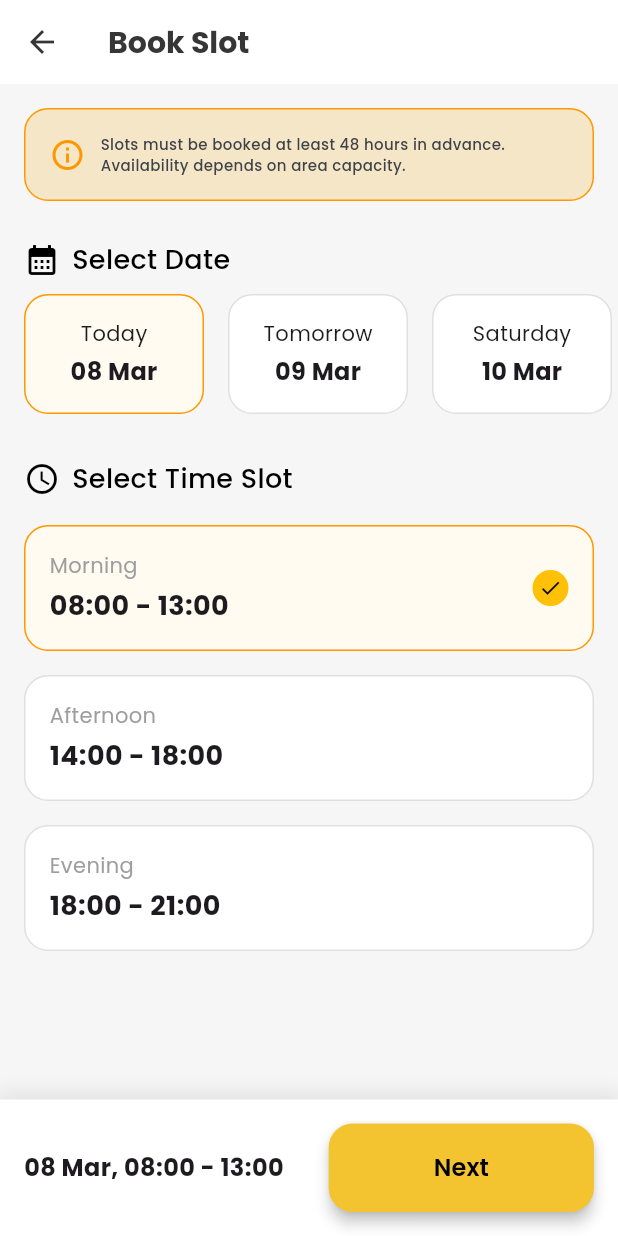
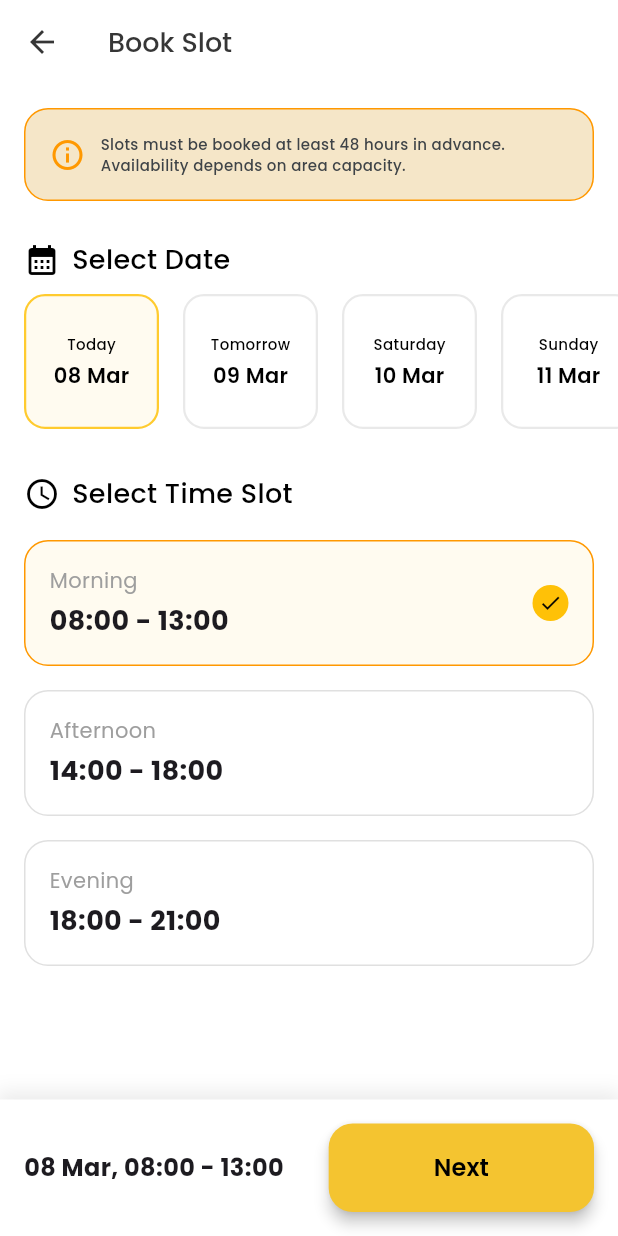
Before and after one commit to Arjun-52/Autozy_, a Flutter app: the HomeScreen screen opened directly, after a tap on "Book Slot", on a phone screen of 412 x 824 dp. Run offline on Flutter 3.47's test engine with Material 3 defaults, Android fonts, the phone set to English and light mode, and no system bars; our stand-ins replace flutter_svg, go_router, image_picker; accounts and stored records are empty.

```diff
--- a/lib/features/auth/screens/otp_screen.dart
+++ b/lib/features/auth/screens/otp_screen.dart
@@ -67,7 +67,7 @@ class _OtpScreenState extends State<OtpScreen> {
 
               Text(
                 "We have sent a verification code to",
-                style: AppTextStyles.headline3,
+                style: TextStyle(fontSize: 16, fontWeight: FontWeight.w500),
                 textAlign: TextAlign.center,
               ),
 
@@ -76,8 +76,8 @@ class _OtpScreenState extends State<OtpScreen> {
               Text(
                 "+91 ${widget.phone}",
                 style: const TextStyle(
-                  fontSize: 20,
-                  fontWeight: FontWeight.bold,
+                  fontSize: 16,
+                  fontWeight: FontWeight.w500,
                 ),
               ),
 
@@ -86,7 +86,7 @@ class _OtpScreenState extends State<OtpScreen> {
               const Text(
                 "Enter The Code",
                 style: TextStyle(
-                  fontSize: 25,
+                  fontSize: 24,
                   fontWeight: FontWeight.w600,
                   color: Colors.black,
                 ),
--- a/lib/features/auth/widgets/otp_header.dart
+++ b/lib/features/auth/widgets/otp_header.dart
@@ -17,7 +17,10 @@ class OtpHeader extends StatelessWidget {
 
         Text(
           "OTP Verification",
-          style: AppTextStyles.title.copyWith(fontSize: 20),
+          style: AppTextStyles.title.copyWith(
+            fontSize: 18,
+            fontWeight: FontWeight.w600,
+          ),
         ),
       ],
     );
--- a/lib/features/booking/screens/book_slot_screen.dart
+++ b/lib/features/booking/screens/book_slot_screen.dart
@@ -33,9 +33,12 @@ class _BookSlotScreenState extends State<BookSlotScreen> {
   @override
   Widget build(BuildContext context) {
     return Scaffold(
-      backgroundColor: const Color(0xffF6F6F6),
+      backgroundColor: const Color(0xffFFFFFF),
       appBar: AppBar(
-        title: const Text("Book Slot"),
+        title: const Text(
+          "Book Slot",
+          style: TextStyle(fontSize: 18, fontWeight: FontWeight.w500),
+        ),
         backgroundColor: Colors.white,
         elevation: 0,
         foregroundColor: Colors.black,
--- a/lib/features/booking/widgets/date_selector.dart
+++ b/lib/features/booking/widgets/date_selector.dart
@@ -15,7 +15,7 @@ class DateSelector extends StatelessWidget {
   @override
   Widget build(BuildContext context) {
     return SizedBox(
-      height: 80,
+      height: 90,
       child: ListView.builder(
         scrollDirection: Axis.horizontal,
         itemCount: dates.length,
@@ -25,25 +25,46 @@ class DateSelector extends StatelessWidget {
           return GestureDetector(
             onTap: () => onDateSelected(index),
             child: Container(
-              width: 120,
+              width: 90,
+
               margin: const EdgeInsets.only(left: 16),
+
+              padding: const EdgeInsets.fromLTRB(16, 10, 16, 10),
+
               decoration: BoxDecoration(
                 color: selected ? const Color(0xFFFFFBF0) : Colors.white,
-                borderRadius: BorderRadius.circular(16),
+
+                borderRadius: BorderRadius.circular(14),
+
                 border: Border.all(
-                  color: selected ? Colors.orange : Colors.grey.shade300,
+                  color: selected
+                      ? const Color(0xFFFFCB2F)
+                      : const Color(0xFFE9E9E9),
+                  width: 1.5,
                 ),
               ),
+
               child: Column(
+                mainAxisSize: MainAxisSize.min,
                 mainAxisAlignment: MainAxisAlignment.center,
                 children: [
-                  Text(dates[index]["day"]!),
+                  Text(
+                    dates[index]["day"]!,
+                    style: const TextStyle(
+                      fontSize: 10,
+                      fontWeight: FontWeight.w500,
+                      color: Colors.black,
+                    ),
+                  ),
+
                   const SizedBox(height: 4),
+
                   Text(
                     dates[index]["date"]!,
                     style: const TextStyle(
-                      fontWeight: FontWeight.bold,
-                      fontSize: 16,
+                      fontSize: 14,
+                      fontWeight: FontWeight.w600,
+                      color: Colors.black,
                     ),
                   ),
                 ],
--- a/lib/features/home/screens/home_screen.dart
+++ b/lib/features/home/screens/home_screen.dart
@@ -81,10 +81,10 @@ class HomeScreen extends StatelessWidget {
                   width: 24,
                 ),
                 title: "Book Slot",
-                fullWidth: true,
                 onTap: () {
                   context.pushNamed('bookSlot');
                 },
+                fullWidth: true,
               ),
 
               const SizedBox(height: 20),
--- a/lib/features/home/widgets/explore_card.dart.dart
+++ b/lib/features/home/widgets/explore_card.dart.dart
@@ -3,34 +3,40 @@ import 'package:flutter/material.dart';
 class ExploreCard extends StatelessWidget {
   final Widget icon;
   final String title;
-  final bool fullWidth;
   final VoidCallback? onTap;
   final bool isSelected;
+  final bool fullWidth;
 
   const ExploreCard({
     super.key,
     required this.icon,
     required this.title,
-    this.fullWidth = false,
     this.onTap,
     this.isSelected = false,
+    this.fullWidth = false,
   });
 
   @override
   Widget build(BuildContext context) {
     return GestureDetector(
       onTap: onTap,
-      child: AnimatedContainer(
-        duration: const Duration(milliseconds: 200),
-        padding: const EdgeInsets.symmetric(horizontal: 16, vertical: 24),
+      child: Container(
+        width: 161,
+
+        padding: const EdgeInsets.all(16),
+
         decoration: BoxDecoration(
           color: Colors.white,
+
           borderRadius: BorderRadius.circular(16),
+
+          border: Border.all(color: const Color(0xFFE9E9E9), width: 1),
+
           boxShadow: [
             BoxShadow(
-              color: Colors.black.withOpacity(0.08),
-              blurRadius: 10,
-              spreadRadius: 2,
+              color: const Color(0xFF161616).withOpacity(0.12),
+              blurRadius: 13,
+              spreadRadius: 0,
               offset: const Offset(0, 4),
             ),
           ],
@@ -41,12 +47,13 @@ class ExploreCard extends StatelessWidget {
               ? CrossAxisAlignment.center
               : CrossAxisAlignment.start,
           children: [
+            /// ICON BOX
             Container(
               padding: const EdgeInsets.all(10),
               decoration: BoxDecoration(
                 color: isSelected
-                    ? const Color(0xFFFFC107) // selected
-                    : const Color(0xFFFFECBC), // not selected
+                    ? const Color(0xFFFFC107)
+                    : const Color(0xFFFFECBC),
                 borderRadius: BorderRadius.circular(10),
               ),
               child: icon,
@@ -56,6 +63,7 @@ class ExploreCard extends StatelessWidget {
 
             Text(
               title,
+              textAlign: fullWidth ? TextAlign.center : TextAlign.start,
               style: const TextStyle(fontWeight: FontWeight.w600, fontSize: 14),
             ),
           ],
--- a/lib/features/home/widgets/greeting_section.dart
+++ b/lib/features/home/widgets/greeting_section.dart
@@ -15,7 +15,14 @@ class GreetingSection extends StatelessWidget {
 
         SizedBox(height: 4),
 
-        Text("Here’s your daily update", style: TextStyle(color: Colors.grey)),
+        Text(
+          "Here’s your daily update",
+          style: TextStyle(
+            fontSize: 12,
+            fontWeight: FontWeight.w400,
+            color: Color(0xff7E848D),
+          ),
+        ),
       ],
     );
   }
--- a/lib/features/home/widgets/home_header.dart
+++ b/lib/features/home/widgets/home_header.dart
@@ -1,4 +1,5 @@
 import 'package:flutter/material.dart';
+import 'package:flutter_svg/svg.dart';
 import 'package:go_router/go_router.dart';
 
 class HomeHeader extends StatelessWidget {
@@ -30,7 +31,7 @@ class HomeHeader extends StatelessWidget {
             const SizedBox(width: 10),
             const Text(
               "autozy",
-              style: TextStyle(fontSize: 20, fontWeight: FontWeight.bold),
+              style: TextStyle(fontSize: 20, fontWeight: FontWeight.w600),
             ),
           ],
         ),
@@ -41,7 +42,15 @@ class HomeHeader extends StatelessWidget {
           },
           child: Stack(
             children: [
-              const Icon(Icons.notifications_none, size: 28),
+              SvgPicture.asset(
+                'assets/images/notification.svg',
+                colorFilter: const ColorFilter.mode(
+                  Colors.black,
+                  BlendMode.srcIn,
+                ),
+                height: 24,
+                width: 24,
+              ),
 
               Positioned(
                 right: 0,
--- a/lib/features/home/widgets/vehicle_card.dart
+++ b/lib/features/home/widgets/vehicle_card.dart
@@ -1,5 +1,5 @@
 import 'package:flutter/material.dart';
-import 'package:flutter_svg/svg.dart';
+import 'package:flutter_svg/flutter_svg.dart';
 
 class VehicleCard extends StatelessWidget {
   const VehicleCard({super.key});
@@ -7,31 +7,37 @@ class VehicleCard extends StatelessWidget {
   @override
   Widget build(BuildContext context) {
     return Container(
+      width: double.infinity,
+
       padding: const EdgeInsets.all(16),
 
       decoration: BoxDecoration(
         color: Colors.white,
-        borderRadius: BorderRadius.circular(18),
+
+        borderRadius: BorderRadius.circular(16),
+
+        border: Border.all(color: const Color(0xFFE9E9E9), width: 1),
+
         boxShadow: [
           BoxShadow(
-            color: Colors.black.withValues(alpha: 0.1),
-            blurRadius: 10,
-            spreadRadius: 2,
-            offset: Offset(0, 4),
+            color: const Color(0xFF161616).withValues(alpha: 0.12),
+            blurRadius: 13,
+            spreadRadius: 0,
+            offset: const Offset(0, 4),
           ),
         ],
       ),
 
       child: Column(
         crossAxisAlignment: CrossAxisAlignment.start,
-
         children: [
+          /// TOP ROW
           Row(
             children: [
               Container(
                 padding: const EdgeInsets.all(12),
                 decoration: BoxDecoration(
-                  color: Color(0xFFFFCB2F).withValues(alpha: .9),
+                  color: const Color(0xFFFFCB2F),
                   borderRadius: BorderRadius.circular(12),
                 ),
                 child: SvgPicture.asset(
@@ -50,31 +56,39 @@ class VehicleCard extends StatelessWidget {
                     "Hyundai Creta",
                     style: TextStyle(fontWeight: FontWeight.w600, fontSize: 14),
                   ),
-                  Text("TS 01 AB 1234"),
+                  Text(
+                    "TS 01 AB 1234",
+                    style: TextStyle(
+                      fontSize: 12,
+                      fontWeight: FontWeight.w500,
+                      color: Color(0xff7E8392),
+                    ),
+                  ),
                 ],
               ),
 
               const Spacer(),
 
+              /// STATUS
               Container(
                 padding: const EdgeInsets.symmetric(
                   horizontal: 12,
                   vertical: 6,
                 ),
                 decoration: BoxDecoration(
-                  color: Color(0xFFE4FFF2).withValues(alpha: 1),
+                  color: const Color(0xFFE4FFF2),
                   borderRadius: BorderRadius.circular(20),
-                  border: Border.all(
-                    color: Color(0xFF008847).withValues(alpha: 0.8),
-                  ),
+                  border: Border.all(color: const Color(0xFF008847)),
                 ),
                 child: Row(
                   mainAxisSize: MainAxisSize.min,
                   children: const [
-                    Icon(Icons.check_circle, color: Colors.green, size: 16),
-
+                    Icon(
+                      Icons.check_circle,
+                      color: Color(0xFF008847),
+                      size: 16,
+                    ),
                     SizedBox(width: 4),
-
                     Text(
                       "Cleaned",
                       style: TextStyle(
@@ -91,20 +105,25 @@ class VehicleCard extends StatelessWidget {
 
           const SizedBox(height: 14),
 
+          /// MESSAGE BOX
           Container(
             padding: const EdgeInsets.all(10),
             decoration: BoxDecoration(
-              color: Colors.grey.shade200,
+              color: const Color(0xffF5F5F5),
               borderRadius: BorderRadius.circular(10),
             ),
-            child: const Text("✨ Your car was cleaned today at 7:15 AM"),
+            child: const Text(
+              "✨ Your car was cleaned today at 7:15 AM",
+              style: TextStyle(fontSize: 12),
+            ),
           ),
 
           const SizedBox(height: 10),
 
+          /// WARNING TEXT
           const Text(
             "⚠️ If the car is not available at the scheduled time, Autozy is not responsible for the missed service.",
-            style: TextStyle(color: Colors.grey),
+            style: TextStyle(color: Color(0xff7E8392), fontSize: 10),
           ),
         ],
       ),
--- a/lib/features/plans/screens/plans_screen.dart
+++ b/lib/features/plans/screens/plans_screen.dart
@@ -29,7 +29,11 @@ class _PlansScreenState extends State<PlansScreen> {
         ),
         title: const Text(
           "Plans",
-          style: TextStyle(color: Colors.black, fontWeight: FontWeight.w500),
+          style: TextStyle(
+            color: Colors.black,
+            fontSize: 18,
+            fontWeight: FontWeight.w500,
+          ),
         ),
       ),
 
@@ -184,7 +188,7 @@ class _PlansScreenState extends State<PlansScreen> {
                 style: TextStyle(
                   fontSize: 18,
                   color: Colors.black,
-                  fontWeight: FontWeight.bold,
+                  fontWeight: FontWeight.w600,
                 ),
               ),
             ),
--- a/lib/features/plans/widgets/plan_card.dart
+++ b/lib/features/plans/widgets/plan_card.dart
@@ -55,7 +55,7 @@ class PlanCard extends StatelessWidget {
                 ),
                 child: const Text(
                   "Most Popular",
-                  style: TextStyle(fontSize: 12, fontWeight: FontWeight.bold),
+                  style: TextStyle(fontSize: 9, fontWeight: FontWeight.w500),
                 ),
               ),
 
```
